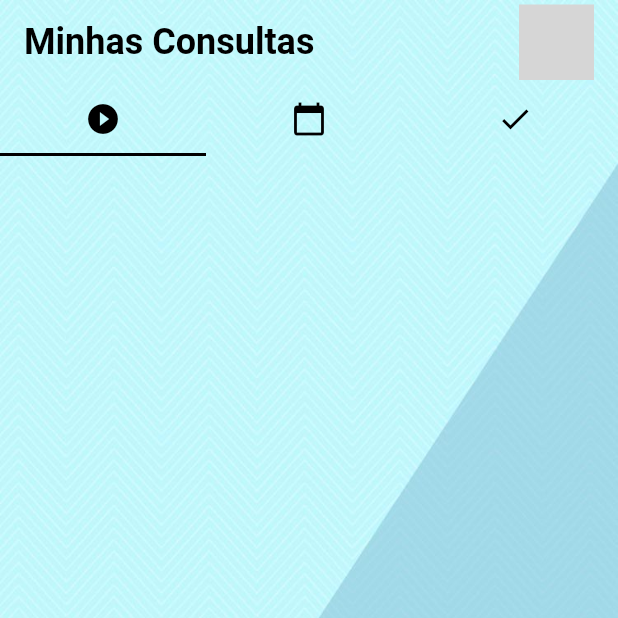
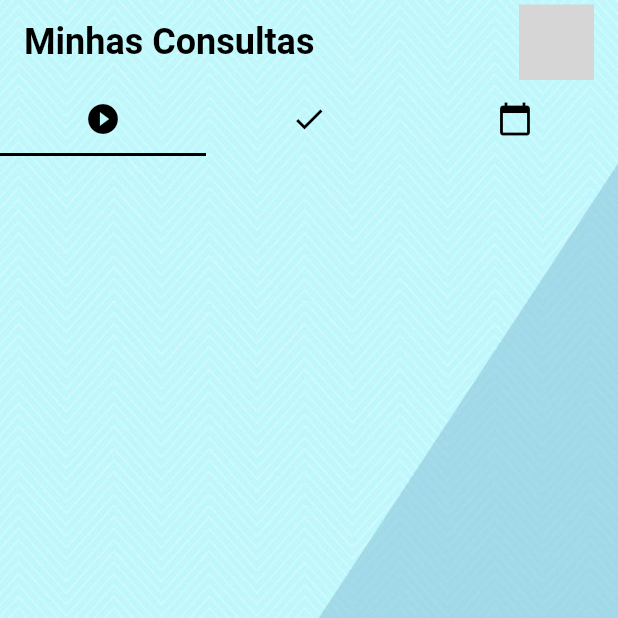
Before and after one commit to JoaocGuerra/CentralCareMobile, a Flutter app: the screen it shows once a user with an empty profile is signed in, after a tap on "Minhas Consultas", on a phone screen of 412 x 824 dp, the top half of it. Run offline on Flutter 3.47's test engine with Material 2 defaults, Android fonts, the phone set to English and light mode, and no system bars; our stand-ins replace cloud_firestore, dio, firebase_auth, firebase_core, flutter_mobx, google_fonts and 3 more; missing offline and left inert: angles; accounts and stored records are empty; network calls fail; grey boxes are pictures that could not be loaded.

Commit message:
Detalhes das consultas

```diff
--- a/lib/constants/constants_api.dart
+++ b/lib/constants/constants_api.dart
@@ -1,7 +1,8 @@
 import 'dart:core';
 
-const String pathLocal = "http://192.168.1.9:5000";
+const String pathLocal = "http://192.168.0.7:5000";
 const String pathInsertQueue = "/fila/inserir";
+const String pathReadPositionQueue = "/fila/read";
 const String pathAvailableTimes = "/horarios-disponiveis-medico";
 
 const String pacienteTeste = "123";
--- a/lib/pages/appointments/appointment_card.dart
+++ b/lib/pages/appointments/appointment_card.dart
@@ -26,7 +26,7 @@ class AppointmentCard extends StatelessWidget {
             Navigator.push(
                 context,
                 MaterialPageRoute(
-                    builder: (context) => const UAppointmentPage()));
+                    builder: (context) => UAppointmentPage(data: data,)));
           },
           child: Row(
             mainAxisAlignment: MainAxisAlignment.spaceBetween,
@@ -37,7 +37,7 @@ class AppointmentCard extends StatelessWidget {
                   children: [
                     Text(
                       UtilsDateTime.convertFormatDate(
-                          data['dia_mes_ano'] ?? ""),
+                          data['dia_mes_ano'] ?? "") +" - "+ data['especialidade_medico'],
                       style: const TextStyle(
                         color: Colors.white,
                         fontWeight: FontWeight.bold,
--- a/lib/pages/appointments/appointments_page.dart
+++ b/lib/pages/appointments/appointments_page.dart
@@ -42,12 +42,12 @@ class _AppointmentsPageState extends State<AppointmentsPage> {
                       )),
                       Tab(
                           icon: Icon(
-                        Icons.calendar_today,
+                        Icons.check,
                         color: Colors.black,
                       )),
                       Tab(
                           icon: Icon(
-                        Icons.check,
+                        Icons.calendar_today,
                         color: Colors.black,
                       ))
                     ],
@@ -109,13 +109,6 @@ class _AppointmentsPageState extends State<AppointmentsPage> {
                             : const Center(
                                 child: Text("Nenhuma consulta em andamento."),
                               ),
-                        listAppointments.isNotEmpty
-                            ? AppointmentsListBuilder(
-                                listAppointments: listAppointments,
-                              )
-                            : const Center(
-                                child: Text("Nenhuma consulta."),
-                              ),
                         listAppointmentsCompleted.isNotEmpty
                             ? AppointmentsListBuilder(
                                 listAppointments: listAppointmentsCompleted,
@@ -123,6 +116,13 @@ class _AppointmentsPageState extends State<AppointmentsPage> {
                             : const Center(
                                 child: Text("Nenhuma consulta concluida."),
                               ),
+                        listAppointments.isNotEmpty
+                            ? AppointmentsListBuilder(
+                          listAppointments: listAppointments,
+                        )
+                            : const Center(
+                          child: Text("Nenhuma consulta."),
+                        ),
                       ],
                     );
                   }
--- a/lib/pages/home/home_page.dart
+++ b/lib/pages/home/home_page.dart
@@ -233,59 +233,59 @@ class _HomePageState extends State<HomePage> {
                     ),
                   ),
                   const SizedBox(height: 25),
-                  Padding(
-                    padding: const EdgeInsets.symmetric(horizontal: 25),
-                    child: Container(
-                      decoration: BoxDecoration(
-                        color: Colors.blueAccent[100],
-                        borderRadius: BorderRadius.circular(12),
-                      ),
-                      child: TextButton(
-                        style: ButtonStyle(
-                          padding: MaterialStateProperty.all<EdgeInsets>(
-                            const EdgeInsets.only(
-                                left: 30, right: 30, top: 20, bottom: 20),
-                          ),
-                        ),
-                        onPressed: () {
-                          Navigator.push(
-                              context,
-                              MaterialPageRoute(
-                                  builder: (context) =>
-                                      const PrescriptionPage()));
-                        },
-                        child: Row(
-                          mainAxisAlignment: MainAxisAlignment.spaceBetween,
-                          children: [
-                            SizedBox(
-                              height: 50,
-                              width: 50,
-                              child: Lottie.network(
-                                  "https://assets9.lottiefiles.com/packages/lf20_jxgqawba.json"),
-                            ),
-                            const SizedBox(
-                              width: 50,
-                            ),
-                            Expanded(
-                              child: Column(
-                                crossAxisAlignment: CrossAxisAlignment.start,
-                                children: const [
-                                  Text(
-                                    "Minhas Receitas",
-                                    style: TextStyle(
-                                      color: Colors.black,
-                                      fontWeight: FontWeight.bold,
-                                      fontSize: 16,
-                                    ),
-                                  ),
-                                ],
-                              ),
-                            ),
-                          ],
-                        ),
-                      ),
-                    ),
-                  ),
+                  // Padding(
+                  //   padding: const EdgeInsets.symmetric(horizontal: 25),
+                  //   child: Container(
+                  //     decoration: BoxDecoration(
+                  //       color: Colors.blueAccent[100],
+                  //       borderRadius: BorderRadius.circular(12),
+                  //     ),
+                  //     child: TextButton(
+                  //       style: ButtonStyle(
+                  //         padding: MaterialStateProperty.all<EdgeInsets>(
+                  //           const EdgeInsets.only(
+                  //               left: 30, right: 30, top: 20, bottom: 20),
+                  //         ),
+                  //       ),
+                  //       onPressed: () {
+                  //         Navigator.push(
+                  //             context,
+                  //             MaterialPageRoute(
+                  //                 builder: (context) =>
+                  //                     const PrescriptionPage()));
+                  //       },
+                  //       child: Row(
+                  //         mainAxisAlignment: MainAxisAlignment.spaceBetween,
+                  //         children: [
+                  //           SizedBox(
+                  //             height: 50,
+                  //             width: 50,
+                  //             child: Lottie.network(
+                  //                 "https://assets9.lottiefiles.com/packages/lf20_jxgqawba.json"),
+                  //           ),
+                  //           const SizedBox(
+                  //             width: 50,
+                  //           ),
+                  //           Expanded(
+                  //             child: Column(
+                  //               crossAxisAlignment: CrossAxisAlignment.start,
+                  //               children: const [
+                  //                 Text(
+                  //                   "Minhas Receitas",
+                  //                   style: TextStyle(
+                  //                     color: Colors.black,
+                  //                     fontWeight: FontWeight.bold,
+                  //                     fontSize: 16,
+                  //                   ),
+                  //                 ),
+                  //               ],
+                  //             ),
+                  //           ),
+                  //         ],
+                  //       ),
+                  //     ),
+                  //   ),
+                  // ),
                 ],
               ),
             ),
--- a/lib/pages/newAppointment/new_appointment_page.dart
+++ b/lib/pages/newAppointment/new_appointment_page.dart
@@ -42,11 +42,13 @@ class _NewAppointmentPageState extends State<NewAppointmentPage> {
   void _callback(var variavel, int tipo) {
     if (tipo == 1) {
       setState(() {
-        _marcarConsultaService.selectedSpecialty = variavel;
+        _marcarConsultaService.specialtyDoctor = variavel[0];
+        _marcarConsultaService.selectedSpecialty = variavel[1];
       });
     } else if (tipo == 2) {
       setState(() {
-        _marcarConsultaService.selectedDoctor = variavel;
+        _marcarConsultaService.nameDoctor = variavel[0];
+        _marcarConsultaService.selectedDoctor = variavel[1];
       });
     } else if (tipo == 3) {
       setState(() {
--- a/lib/pages/newAppointment/select/select_doctor.dart
+++ b/lib/pages/newAppointment/select/select_doctor.dart
@@ -57,7 +57,7 @@ class _SelectDoctorState extends State<SelectDoctor> {
                       buttons: doctorNames,
                       maxSelected: 1,
                       onSelected: (i, selected){
-                        widget.callback(doctorID[i],2);
+                        widget.callback([doctorNames[i],doctorID[i]],2);
                       },
                       options: GroupButtonOptions(
                         textAlign: TextAlign.center,
--- a/lib/pages/newAppointment/select/select_specialty.dart
+++ b/lib/pages/newAppointment/select/select_specialty.dart
@@ -59,8 +59,9 @@ class _SelectSpecialtyState extends State<SelectSpecialty> {
                       buttons: specialtysCapitalize,
                       maxSelected: 1,
                       onSelected: (i, selected){
+                        String nameSpecialty = specialtysCapitalize[i];
                         dynamic specialtySelected = mapSpecialty[specialtysCapitalize[i]];
-                        widget.callback(specialtySelected,1);
+                        widget.callback([nameSpecialty,specialtySelected],1);
                       },
                       options: GroupButtonOptions(
                         textAlign: TextAlign.center,
--- a/pubspec.yaml
+++ b/pubspec.yaml
@@ -39,11 +39,12 @@ dependencies:
   url_launcher: ^6.0.20
   lottie: ^1.3.0
   file_picker: ^4.1.3
-  dio: ^4.0.0
+  dio: ^4.0.6
   path_provider: ^2.0.5
   open_file: ^3.2.1
   group_button: ^4.5.0
   angles: ^2.1.1
+  http: ^0.13.4
 
 
 
```
Also changed, not shown: lib/pages/appointments/unique_appointment_page.dart (+57 -43 lines), lib/pages/prescription/prescription_card.dart (+14 -39 lines), lib/services/marcar_consulta.dart (+19 -3 lines), lib/services/posicao_fila.dart (added, +19 -0 lines), pubspec.lock.
